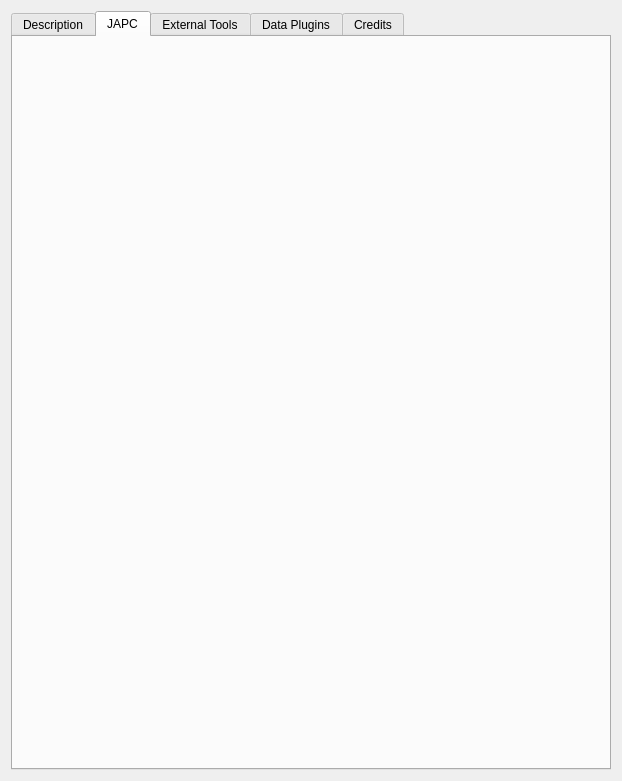
Qt form comrad/qt/about/about.ui (jfpatrick/accsoft-gui-rad-comrad) before a commit.
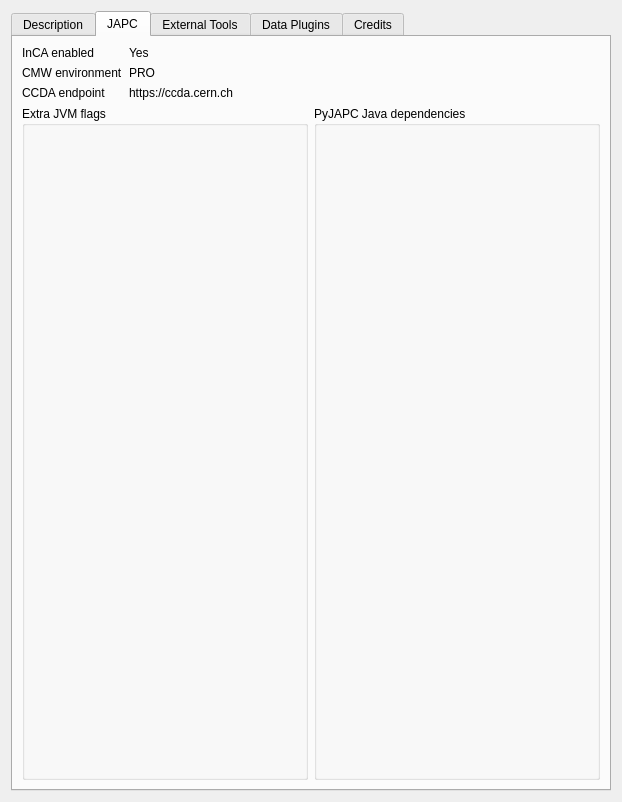
The same form after that commit. The open tabs and pages were chosen to show the change. Icons and pictures are not drawn.

Commit message: Added JAPC info to about dialog

```diff
--- a/comrad/qt/about/about.ui
+++ b/comrad/qt/about/about.ui
@@ -7,7 +7,7 @@
     <x>0</x>
     <y>0</y>
     <width>618</width>
-    <height>781</height>
+    <height>802</height>
    </rect>
   </property>
   <property name="windowTitle">
@@ -433,6 +433,120 @@
       <attribute name="title">
        <string>JAPC</string>
       </attribute>
+      <layout class="QVBoxLayout" name="verticalLayout_6">
+       <item>
+        <layout class="QFormLayout" name="formLayout_3">
+         <item row="0" column="0">
+          <widget class="QLabel" name="label_8">
+           <property name="text">
+            <string>InCA enabled</string>
+           </property>
+          </widget>
+         </item>
+         <item row="1" column="0">
+          <widget class="QLabel" name="label_9">
+           <property name="text">
+            <string>CMW environment</string>
+           </property>
+          </widget>
+         </item>
+         <item row="2" column="0">
+          <widget class="QLabel" name="label_10">
+           <property name="text">
+            <string>CCDA endpoint</string>
+           </property>
+          </widget>
+         </item>
+         <item row="0" column="1">
+          <widget class="QLabel" name="inca_enabled">
+           <property name="text">
+            <string>Yes</string>
+           </property>
+          </widget>
+         </item>
+         <item row="1" column="1">
+          <widget class="QLabel" name="cmw_env">
+           <property name="text">
+            <string>PRO</string>
+           </property>
+          </widget>
+         </item>
+         <item row="2" column="1">
+          <widget class="QLabel" name="ccda_endpoint">
+           <property name="text">
+            <string>https://ccda.cern.ch</string>
+           </property>
+          </widget>
+         </item>
+        </layout>
+       </item>
+       <item>
+        <layout class="QHBoxLayout" name="horizontalLayout_4">
+         <item>
+          <widget class="QGroupBox" name="groupBox">
+           <property name="title">
+            <string>Extra JVM flags</string>
+           </property>
+           <layout class="QHBoxLayout" name="horizontalLayout_2">
+            <item>
+             <widget class="QListWidget" name="jvm_list">
+              <property name="focusPolicy">
+               <enum>Qt::NoFocus</enum>
+              </property>
+              <property name="styleSheet">
+               <string notr="true">background-color: transparent</string>
+              </property>
+              <property name="frameShape">
+               <enum>QFrame::NoFrame</enum>
+              </property>
+              <property name="editTriggers">
+               <set>QAbstractItemView::NoEditTriggers</set>
+              </property>
+              <property name="showDropIndicator" stdset="0">
+               <bool>false</bool>
+              </property>
+              <property name="selectionMode">
+               <enum>QAbstractItemView::NoSelection</enum>
+              </property>
+             </widget>
+            </item>
+           </layout>
+          </widget>
+         </item>
+         <item>
+          <widget class="QGroupBox" name="groupBox_2">
+           <property name="title">
+            <string>PyJAPC Java dependencies</string>
+           </property>
+           <layout class="QHBoxLayout" name="horizontalLayout_3">
+            <item>
+             <widget class="QListWidget" name="cmmn_build_list">
+              <property name="focusPolicy">
+               <enum>Qt::NoFocus</enum>
+              </property>
+              <property name="styleSheet">
+               <string notr="true">background-color: transparent</string>
+              </property>
+              <property name="frameShape">
+               <enum>QFrame::NoFrame</enum>
+              </property>
+              <property name="editTriggers">
+               <set>QAbstractItemView::NoEditTriggers</set>
+              </property>
+              <property name="showDropIndicator" stdset="0">
+               <bool>false</bool>
+              </property>
+              <property name="selectionMode">
+               <enum>QAbstractItemView::NoSelection</enum>
+              </property>
+             </widget>
+            </item>
+           </layout>
+          </widget>
+         </item>
+        </layout>
+       </item>
+      </layout>
      </widget>
      <widget class="QWidget" name="tab_tools">
       <attribute name="title">
```
Left out of the diff: 65 changed lines with no effect on the pictures. The commit also changes 2 other files.
